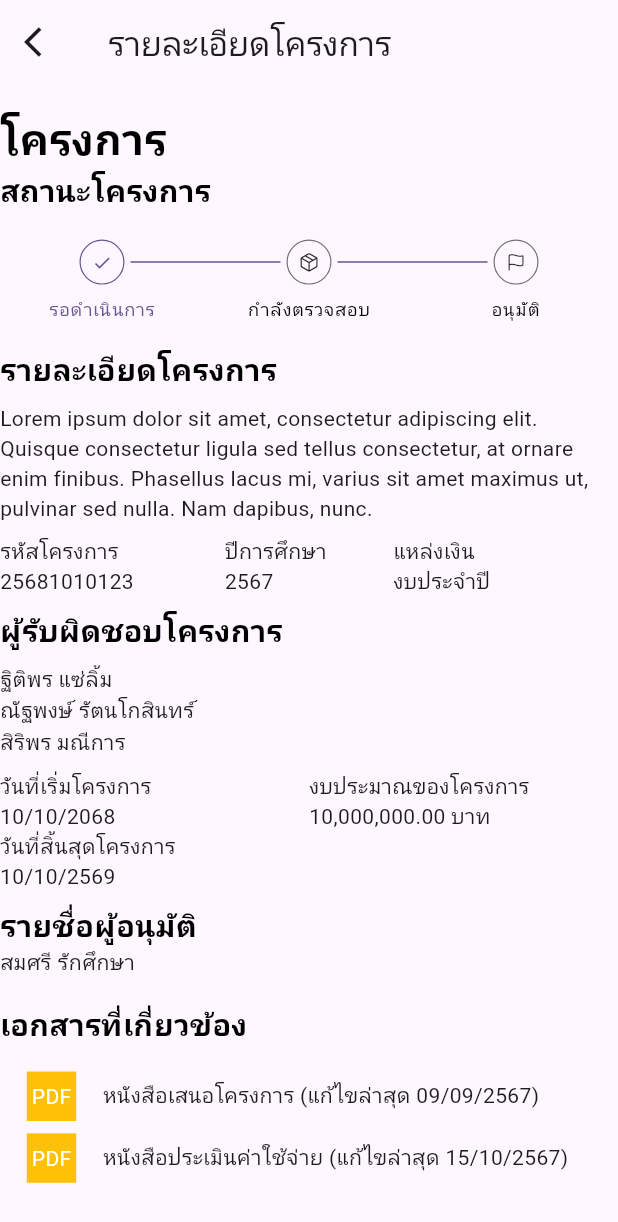
After one commit to AshaTechCorporation/ncimobile, a Flutter app: the ProjectDetailPage screen opened directly, on a phone screen of 412 x 824 dp. The commit adds this screen. Shown: the top 1222 px of the screen. Run offline on Flutter 3.47's test engine with Material 3 defaults, Android fonts, the light colour scheme and no system bars; drawn by our look-alikes of easy_stepper.

Commit message:
add page project detail

```diff
--- a/lib/disbursement/disbursementPage.dart
+++ b/lib/disbursement/disbursementPage.dart
@@ -106,6 +106,7 @@ class _DisbursementPageState extends State<DisbursementPage> {
                               padding: EdgeInsets.symmetric(horizontal: size.width * 0.01),
                               child: ContentProjectWidget(
                                 title: contentDisbur[index],
+                                press: (){},
                               ),
                             )),
                   ),
--- /dev/null
+++ b/lib/project/projectDetailPage.dart
@@ -0,0 +1,284 @@
+import 'package:easy_stepper/easy_stepper.dart';
+import 'package:flutter/cupertino.dart';
+import 'package:flutter/material.dart';
+
+class ProjectDetailPage extends StatefulWidget {
+  const ProjectDetailPage({super.key});
+
+  @override
+  State<ProjectDetailPage> createState() => _ProjectDetailPageState();
+}
+
+class _ProjectDetailPageState extends State<ProjectDetailPage> {
+  int activeStep = 0;
+  double progress = 0.2;
+
+  @override
+  Widget build(BuildContext context) {
+    final size = MediaQuery.of(context).size;
+    return Scaffold(
+      appBar: AppBar(
+        leading: IconButton(
+            onPressed: () {
+              Navigator.pop(context);
+            },
+            icon: Icon(Icons.arrow_back_ios)),
+        title: Text('รายละเอียดโครงการ'),
+      ),
+      body: SingleChildScrollView(
+        child: Column(
+          children: [
+            SizedBox(
+              height: size.height * 0.02,
+            ),
+            Row(
+              children: [
+                Text(
+                  "โครงการ",
+                  style: TextStyle(fontSize: 28, fontWeight: FontWeight.bold, color: Colors.black),
+                ),
+              ],
+            ),
+            Row(
+              children: [
+                Text(
+                  "สถานะโครงการ",
+                  style: TextStyle(fontSize: 20, fontWeight: FontWeight.bold, color: Colors.black),
+                ),
+              ],
+            ),
+            SizedBox(
+              height: size.height * 0.01,
+            ),
+            EasyStepper(
+              activeStep: activeStep,
+              lineStyle: LineStyle(
+                lineLength: 100,
+                lineThickness: 1,
+                lineSpace: 5,
+                lineType: LineType.normal,
+              ),
+              stepRadius: 15,
+              unreachedStepIconColor: Colors.black87,
+              unreachedStepBorderColor: Colors.black54,
+              unreachedStepTextColor: Colors.black,
+              showLoadingAnimation: false,
+              steps: const [
+                EasyStep(
+                  icon: Icon(Icons.check),
+                  title: 'รอดำเนินการ',
+                  //lineText: '1.7 KM',
+                ),
+                EasyStep(
+                  icon: Icon(CupertinoIcons.cube_box),
+                  title: 'กำลังตรวจสอบ',
+                  //lineText: '3 KM',
+                ),
+                EasyStep(
+                  icon: Icon(CupertinoIcons.flag),
+                  title: 'อนุมัติ',
+                ),
+              ],
+              //onStepReached: (index) => setState(() => activeStep = index),
+            ),
+            SizedBox(
+              height: size.height * 0.01,
+            ),
+            Row(
+              children: [
+                Text(
+                  "รายละเอียดโครงการ",
+                  style: TextStyle(fontSize: 20, fontWeight: FontWeight.bold, color: Colors.black),
+                ),
+              ],
+            ),
+            SizedBox(
+              height: size.height * 0.01,
+            ),
+            Text(
+                'Lorem ipsum dolor sit amet, consectetur adipiscing elit. Quisque consectetur ligula sed tellus consectetur, at ornare enim finibus. Phasellus lacus mi, varius sit amet maximus ut, pulvinar sed nulla. Nam dapibus, nunc.'),
+            SizedBox(
+              height: size.height * 0.01,
+            ),
+            Row(
+              mainAxisAlignment: MainAxisAlignment.spaceBetween,
+              children: [
+                Expanded(flex: 4, child: Text('รหัสโครงการ')),
+                Expanded(flex: 3, child: Text('ปีการศึกษา')),
+                Expanded(flex: 4, child: Text('แหล่งเงิน')),
+              ],
+            ),
+            Row(
+              mainAxisAlignment: MainAxisAlignment.spaceBetween,
+              children: [
+                Expanded(flex: 4, child: Text('25681010123')),
+                Expanded(flex: 3, child: Text('2567')),
+                Expanded(flex: 4, child: Text('งบประจำปี')),
+              ],
+            ),
+            SizedBox(
+              height: size.height * 0.01,
+            ),
+            Row(
+              children: [
+                Text(
+                  "ผู้รับผิดชอบโครงการ",
+                  style: TextStyle(fontSize: 20, fontWeight: FontWeight.bold, color: Colors.black),
+                ),
+              ],
+            ),
+            SizedBox(
+              height: size.height * 0.01,
+            ),
+            Row(
+              children: [
+                Text('ฐิติพร แซ่ลิ้ม'),
+              ],
+            ),
+            Row(
+              children: [
+                Text('ณัฐพงษ์ รัตนโกสินทร์'),
+              ],
+            ),
+            Row(
+              children: [
+                Text('สิริพร มณีการ'),
+              ],
+            ),
+            SizedBox(
+              height: size.height * 0.01,
+            ),
+            Row(
+              mainAxisAlignment: MainAxisAlignment.start,
+              crossAxisAlignment: CrossAxisAlignment.start,
+              children: [
+                Expanded(
+                    flex: 6,
+                    child: Column(
+                      mainAxisAlignment: MainAxisAlignment.start,
+                      crossAxisAlignment: CrossAxisAlignment.start,
+                      children: [
+                        Text('วันที่เริ่มโครงการ'),
+                        Text('10/10/2068'),
+                        Text('วันที่สิ้นสุดโครงการ'),
+                        Text('10/10/2569'),
+                      ],
+                    )),
+                Expanded(
+                    flex: 6,
+                    child: Column(
+                      mainAxisAlignment: MainAxisAlignment.start,
+                      crossAxisAlignment: CrossAxisAlignment.start,
+                      children: [
+                        Text('งบประมาณของโครงการ'),
+                        Text('10,000,000.00 บาท'),
+                      ],
+                    )),
+              ],
+            ),
+            SizedBox(
+              height: size.height * 0.01,
+            ),
+            Row(
+              children: [
+                Text(
+                  "รายชื่อผู้อนุมัติ",
+                  style: TextStyle(fontSize: 20, fontWeight: FontWeight.bold, color: Colors.black),
+                ),
+              ],
+            ),
+            Row(
+              children: [
+                Text('สมศรี รักศึกษา'),
+              ],
+            ),
+            SizedBox(
+              height: size.height * 0.02,
+            ),
+            Row(
+              children: [
+                Text(
+                  "เอกสารที่เกี่ยวข้อง",
+                  style: TextStyle(fontSize: 20, fontWeight: FontWeight.bold, color: Colors.black),
+                ),
+              ],
+            ),
+            SizedBox(
+              height: size.height * 0.02,
+            ),
+            Row(
+              mainAxisAlignment: MainAxisAlignment.start,
+              crossAxisAlignment: CrossAxisAlignment.center,
+              children: [
+                Expanded(
+                    flex: 2,
+                    child: Column(
+                      children: [
+                        Container(
+                          height: size.height * 0.04,
+                          width: size.width * 0.08,
+                          color: Colors.amber,
+                          child: Center(
+                            child: Text(
+                              'PDF',
+                              style: TextStyle(color: Colors.white),
+                            ),
+                          ),
+                        ),
+                      ],
+                    )),
+                Expanded(
+                    flex: 10,
+                    child: Column(
+                      mainAxisAlignment: MainAxisAlignment.center,
+                      crossAxisAlignment: CrossAxisAlignment.start,
+                      children: [
+                        Text('หนังสือเสนอโครงการ (แก้ไขล่าสุด 09/09/2567)'),
+                      ],
+                    )),
+              ],
+            ),
+            SizedBox(
+              height: size.height * 0.01,
+            ),
+            Row(
+              mainAxisAlignment: MainAxisAlignment.start,
+              crossAxisAlignment: CrossAxisAlignment.center,
+              children: [
+                Expanded(
+                    flex: 2,
+                    child: Column(
+                      children: [
+                        Container(
+                          height: size.height * 0.04,
+                          width: size.width * 0.08,
+                          color: Colors.amber,
+                          child: Center(
+                            child: Text(
+                              'PDF',
+                              style: TextStyle(color: Colors.white),
+                            ),
+                          ),
+                        ),
+                      ],
+                    )),
+                Expanded(
+                    flex: 10,
+                    child: Column(
+                      mainAxisAlignment: MainAxisAlignment.center,
+                      crossAxisAlignment: CrossAxisAlignment.start,
+                      children: [
+                        Text('หนังสือประเมินค่าใช้จ่าย (แก้ไขล่าสุด 15/10/2567)'),
+                      ],
+                    )),
+              ],
+            ),
+            SizedBox(
+              height: size.height * 0.20,
+            ),
+          ],
+        ),
+      ),
+    );
+  }
+}
--- a/lib/project/projectPage.dart
+++ b/lib/project/projectPage.dart
@@ -1,5 +1,6 @@
 import 'package:flutter/material.dart';
 import 'package:ncimobile/constants.dart';
+import 'package:ncimobile/project/projectDetailPage.dart';
 import 'package:ncimobile/project/widgets/CardContentProjectWidget.dart';
 import 'package:ncimobile/project/widgets/ContentProjectWidget.dart';
 import 'package:ncimobile/project/widgets/HeadderProjectWidget.dart';
@@ -57,6 +58,9 @@ class _ProjectPageState extends State<ProjectPage> {
                                 padding: EdgeInsets.symmetric(horizontal: size.width * 0.01),
                                 child: ContentProjectWidget(
                                   title: contentTitle[index],
+                                  press: (){
+                                    Navigator.push(context, MaterialPageRoute(builder: (context)=> ProjectDetailPage()));
+                                  },
                                 ),
                               )),
                     ),
--- a/lib/project/widgets/ContentProjectWidget.dart
+++ b/lib/project/widgets/ContentProjectWidget.dart
@@ -3,13 +3,17 @@ import 'package:flutter/material.dart';
 class ContentProjectWidget extends StatelessWidget {
   const ContentProjectWidget({
     super.key,
-    required this.title
+    required this.title,
+    required this.press
   });
   final String title;
+  final VoidCallback press;
 
   @override
   Widget build(BuildContext context) {
-    return Container(
+    return GestureDetector(
+      onTap: press,
+      child: Container(
         decoration: BoxDecoration(
           color: Colors.white,
           borderRadius: BorderRadius.all(
@@ -28,6 +32,7 @@ class ContentProjectWidget extends StatelessWidget {
           padding: EdgeInsets.all(8.0),
           child: Text('$title'),
         ),
+      ),
     );
   }
 }
--- a/pubspec.yaml
+++ b/pubspec.yaml
@@ -35,6 +35,7 @@ dependencies:
   # The following adds the Cupertino Icons font to your application.
   # Use with the CupertinoIcons class for iOS style icons.
   cupertino_icons: ^1.0.6
+  easy_stepper: ^0.8.5+1
 
 dev_dependencies:
   flutter_test:
```
Also changed, not shown: pubspec.lock. Lines whose indentation alone changed are shown as unchanged.
